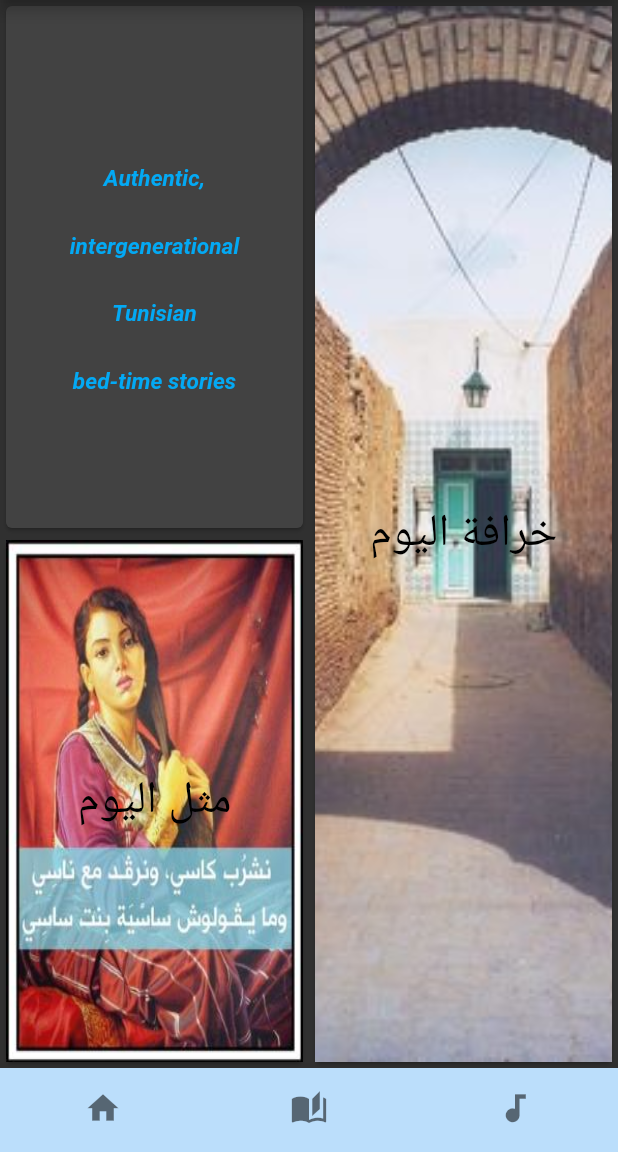
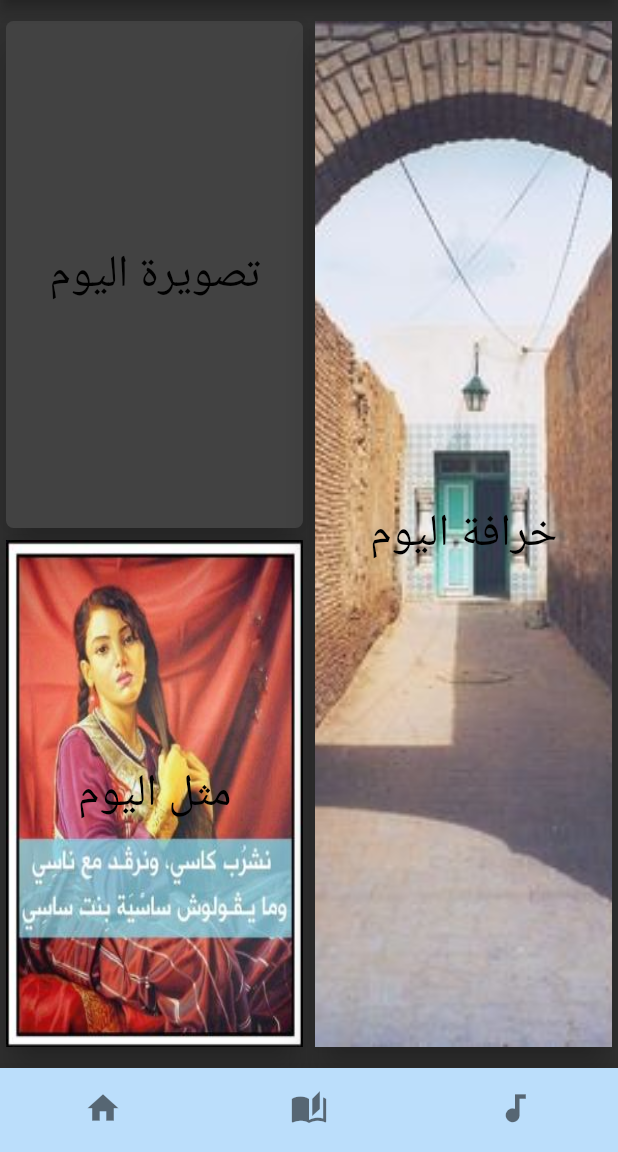
Before and after one commit to jaycer95/Khrafa, a Flutter app: the screen it shows after launch, on a phone screen of 412 x 824 dp, the part 84-1236 px from its top. Run offline on Flutter 3.47's test engine with Material 2 defaults, Android fonts, the light colour scheme and no system bars; drawn by our look-alikes of flip_card; our stand-ins replace assets_audio_player, carousel_slider, flutter_neumorphic, gradient_app_bar, splashscreen, tuple; missing offline and left inert: contactus, google_fonts_arabic, page_turn.

Commit message:
Fix text

```diff
--- a/Khrafa/lib/audio/try.dart
+++ b/Khrafa/lib/audio/try.dart
@@ -65,7 +65,7 @@ class _AudioP extends State<AudioP> {
         title: "خرافة سبعة صبايا في قصبايا",
         artist: "hamooudaalias",
         album: "KhrafaAlbum",
-        image: MetasImage.asset("assets/images/sabaya.jpg"),
+        image: MetasImage.asset("assets/images/images.jpg"),
       ),
     ),
     Audio(
--- a/Khrafa/lib/homescreen.dart
+++ b/Khrafa/lib/homescreen.dart
@@ -5,7 +5,11 @@ import 'package:google_fonts_arabic/fonts.dart';
 class HomeScreen extends StatelessWidget {
   @override
   Widget build(BuildContext context) {
-    return Container(
+    return Padding(
+      padding: EdgeInsets.only(
+        top: 10.0,
+        bottom: 10.0,
+      ),
       child: Row(
         children: <Widget>[
           Expanded(
@@ -13,6 +17,10 @@ class HomeScreen extends StatelessWidget {
               children: <Widget>[
                 Expanded(
                   child: Card(
+                    elevation: 10,
+                    shape: RoundedRectangleBorder(
+                      borderRadius: BorderRadius.circular(5),
+                    ),
                     child: Container(
                       width: double.infinity,
                       height: double.infinity,
@@ -22,18 +30,16 @@ class HomeScreen extends StatelessWidget {
                         direction: FlipDirection.VERTICAL, // default
                         front: Container(
                           child: Center(
-                              child: Text(
-                                  'Authentic,\n'
-                                  'intergenerational\n'
-                                  'Tunisian\n'
-                                  'bed-time stories',
-                                  textAlign: TextAlign.center,
-                                  style: TextStyle(
-                                      fontStyle: FontStyle.italic,
-                                      fontWeight: FontWeight.bold,
-                                      fontSize: 15,
-                                      color: Colors.lightBlue,
-                                      height: 3))),
+                              child: Center(
+                                  child: Text('تصويرة اليوم',
+                                      textAlign: TextAlign.left,
+                                      style: new TextStyle(
+                                        backgroundColor: Colors.transparent,
+                                        color: Colors.black,
+                                        fontFamily: ArabicFonts.Aref_Ruqaa,
+                                        package: 'google_fonts_arabic',
+                                        fontSize: 30.0,
+                                      )))),
                         ),
                         back: Image.asset(
                           "assets/gif/giphy2.gif",
@@ -45,6 +51,10 @@ class HomeScreen extends StatelessWidget {
                 ),
                 Expanded(
                   child: Card(
+                    elevation: 10,
+                    shape: RoundedRectangleBorder(
+                      borderRadius: BorderRadius.circular(5),
+                    ),
                     child: Container(
                       width: double.infinity,
                       height: double.infinity,
@@ -103,6 +113,10 @@ class HomeScreen extends StatelessWidget {
           ),
           Expanded(
             child: Card(
+              elevation: 10,
+              shape: RoundedRectangleBorder(
+                borderRadius: BorderRadius.circular(5),
+              ),
               child: Container(
                 width: double.infinity,
                 height: double.infinity,
```
